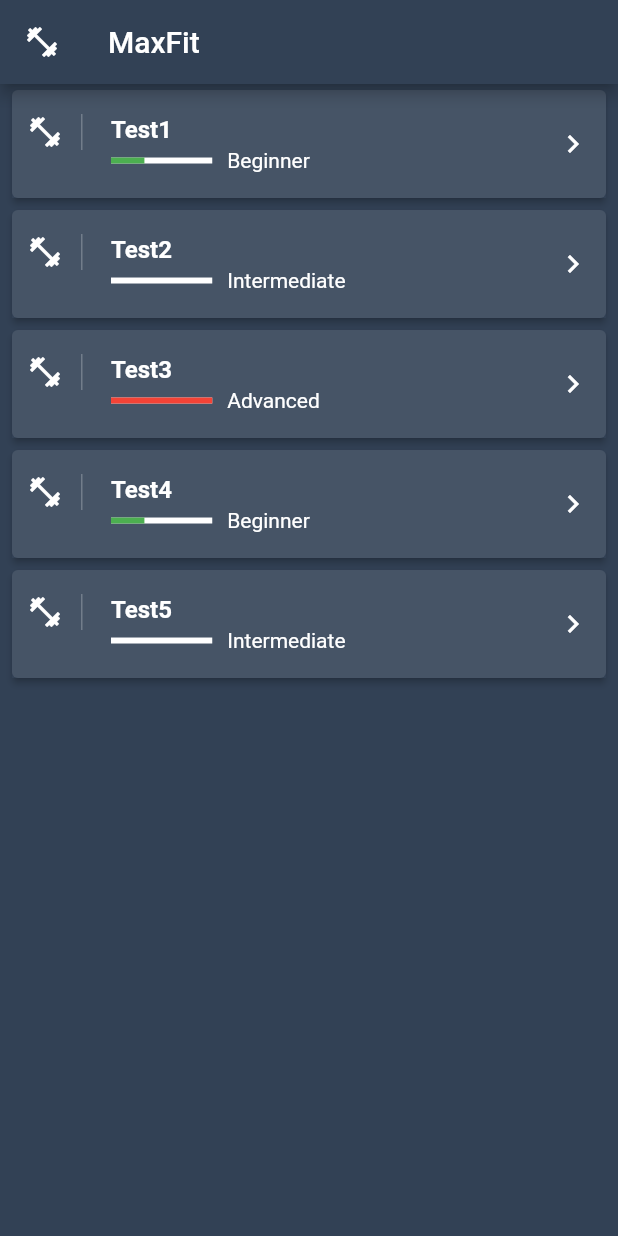
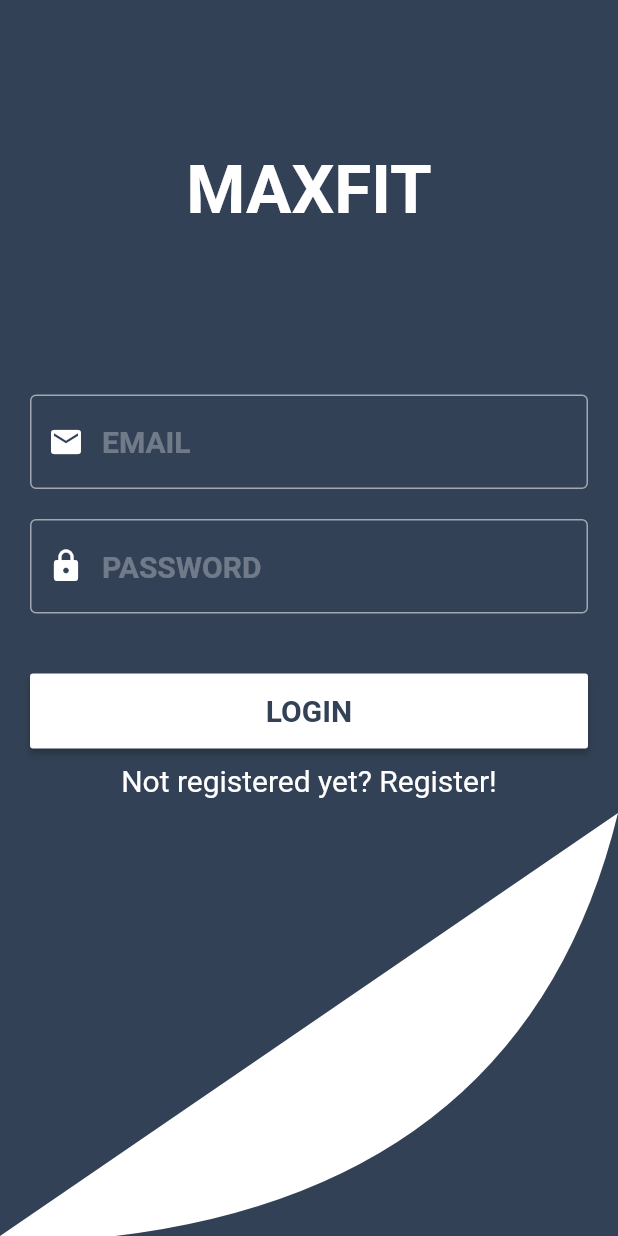
Before and after one commit to mirexdoors/flutter_firestore_app, a Flutter app: the screen it shows after launch, on a phone screen of 412 x 824 dp. Run offline on Flutter 3.47's test engine with Material 2 defaults, Android fonts, the phone set to English and light mode, and no system bars.

Commit message:
add auth screen

```diff
--- a/lib/main.dart
+++ b/lib/main.dart
@@ -1,5 +1,6 @@
 import 'package:flutter/material.dart';
-import 'workout.dart';
+import 'screens/home.dart';
+import 'screens/auth.dart';
 
 void main() => runApp(MaxFitApp());
 
@@ -13,132 +14,7 @@ class MaxFitApp extends StatelessWidget {
         primaryColor: Color.fromRGBO(50, 65, 85, 1),
         textTheme: TextTheme(headline6: TextStyle(color: Colors.white)),
       ),
-      home: HomePage(),
+      home: AuthorizationPage(),
     );
   }
 }
-
-class HomePage extends StatelessWidget {
-  @override
-  Widget build(BuildContext context) {
-    return Container(
-      child: Scaffold(
-        backgroundColor: Theme.of(context).primaryColor,
-        appBar:
-            AppBar(title: Text('MaxFit'), leading: Icon(Icons.fitness_center)),
-        body: WorkoutsList(),
-      ),
-    );
-  }
-}
-
-class WorkoutsList extends StatelessWidget {
-  final workouts = <Workout>[
-    Workout(
-        title: 'Test1',
-        author: 'Max',
-        description: 'Test Workout1',
-        level: 'Beginner'),
-    Workout(
-        title: 'Test2',
-        author: 'Max1',
-        description: 'Test Workout2',
-        level: 'Intermediate'),
-    Workout(
-        title: 'Test3',
-        author: 'Max2',
-        description: 'Test Workout3',
-        level: 'Advanced'),
-    Workout(
-        title: 'Test4',
-        author: 'Max3',
-        description: 'Test Workout4',
-        level: 'Beginner'),
-    Workout(
-        title: 'Test5',
-        author: 'Max4',
-        description: 'Test Workout5',
-        level: 'Intermediate'),
-  ];
-
-  @override
-  Widget build(BuildContext context) {
-    return Container(
-      child: Container(
-        child: ListView.builder(
-          itemBuilder: (context, index) {
-            return Card(
-              elevation: 2.0,
-              margin: EdgeInsets.symmetric(horizontal: 8, vertical: 4),
-              child: Container(
-                decoration:
-                    BoxDecoration(color: Color.fromRGBO(50, 65, 85, 0.9)),
-                child: ListTile(
-                  contentPadding: EdgeInsets.symmetric(horizontal: 10),
-                  leading: Container(
-                    padding: EdgeInsets.only(right: 12),
-                    decoration: BoxDecoration(
-                        border: Border(
-                            right:
-                                BorderSide(width: 1, color: Colors.white24))),
-                    child: Icon(Icons.fitness_center,
-                        color: Theme.of(context).textTheme.headline6.color),
-                  ),
-                  trailing: Icon(Icons.keyboard_arrow_right,
-                      color: Theme.of(context).textTheme.headline6.color),
-                  subtitle: getSubtitle(context, workouts[index]),
-                  title: Text(workouts[index].title,
-                      style: TextStyle(
-                          color: Theme.of(context).textTheme.headline6.color,
-                          fontWeight: FontWeight.bold)),
-                ),
-              ),
-            );
-          },
-          itemCount: workouts.length,
-        ),
-      ),
-    );
-  }
-}
-
-Widget getSubtitle(BuildContext context, Workout workout) {
-  var color = Colors.grey;
-  double indicatorLevel = 0;
-
-  switch (workout.level) {
-    case 'Beginner':
-      color = Colors.green;
-      indicatorLevel = 0.33;
-      break;
-    case 'intermediate':
-      color = Colors.yellow;
-      indicatorLevel = 0.66;
-      break;
-    case 'Advanced':
-      color = Colors.red;
-      indicatorLevel = 1;
-      break;
-  }
-
-  return Row(
-    children: <Widget>[
-      Expanded(
-        flex: 1,
-        child: LinearProgressIndicator(
-          backgroundColor: Theme.of(context).textTheme.headline6.color,
-          value: indicatorLevel,
-          valueColor: AlwaysStoppedAnimation(color),
-        ),
-      ),
-      SizedBox(width: 10),
-      Expanded(
-        flex: 3,
-        child: Text(
-          workout.level,
-          style: TextStyle(color: Theme.of(context).textTheme.headline6.color),
-        ),
-      )
-    ],
-  );
-}
--- /dev/null
+++ b/lib/screens/auth.dart
@@ -0,0 +1,193 @@
+import 'package:flutter/cupertino.dart';
+import 'package:flutter/material.dart';
+
+class AuthorizationPage extends StatefulWidget {
+  AuthorizationPage({Key key}) : super(key: key);
+
+  @override
+  _AuthorizationPage createState() => _AuthorizationPage();
+}
+
+class _AuthorizationPage extends State<AuthorizationPage> {
+  TextEditingController _emailController = TextEditingController();
+  TextEditingController _passwordController = TextEditingController();
+
+  String _email;
+  String _password;
+  bool showLogin = true;
+
+  @override
+  Widget build(BuildContext context) {
+    Widget _logo() {
+      return Padding(
+        padding: EdgeInsets.only(top: 100),
+        child: Container(
+          child: Align(
+              child: Text('MAXFIT', style: TextStyle(fontSize: 45, fontWeight: FontWeight.bold, color: Colors.white))),
+        ),
+      );
+    }
+
+    Widget _input(Icon icon, String hint, TextEditingController controller, bool isObscure) {
+      return Container(
+        padding: EdgeInsets.only(left: 20, right: 20),
+        child: TextField(
+          controller: controller,
+          obscureText: isObscure,
+          style: TextStyle(fontSize: 20, color: Colors.white),
+          decoration: InputDecoration(
+            hintStyle: TextStyle(fontWeight: FontWeight.bold, fontSize: 20, color: Colors.white30),
+            hintText: hint,
+            focusedBorder: OutlineInputBorder(
+              borderSide: BorderSide(color: Colors.white, width: 3),
+            ),
+            enabledBorder: OutlineInputBorder(
+              borderSide: BorderSide(color: Colors.white54, width: 1),
+            ),
+            prefixIcon: Padding(
+                padding: EdgeInsets.only(left: 10, right: 10),
+                child: IconTheme(
+                  data: IconThemeData(color: Colors.white),
+                  child: icon,
+                )),
+          ),
+        ),
+      );
+    }
+
+    Widget _button(String text, void func()) {
+      return RaisedButton(
+        onPressed: () {
+          func();
+        },
+        splashColor: Theme.of(context).primaryColor,
+        highlightColor: Theme.of(context).primaryColor,
+        color: Colors.white,
+        child: Text(text,
+            style: TextStyle(
+              fontWeight: FontWeight.bold,
+              color: Theme.of(context).primaryColor,
+              fontSize: 20,
+            )),
+      );
+    }
+
+    Widget _form(String label, void func()) {
+      return Container(
+        child: Column(
+          children: <Widget>[
+            Padding(
+              padding: EdgeInsets.only(bottom: 20, top: 10),
+              child: _input(Icon(Icons.email), 'EMAIL', _emailController, false),
+            ),
+            Padding(
+              padding: EdgeInsets.only(bottom: 20),
+              child: _input(Icon(Icons.lock), 'PASSWORD', _passwordController, true),
+            ),
+            SizedBox(
+              height: 20,
+            ),
+            Padding(
+              padding: EdgeInsets.only(left: 20, right: 20),
+              child: Container(
+                height: 50,
+                width: MediaQuery.of(context).size.width,
+                child: _button(label, func),
+              ),
+            )
+          ],
+        ),
+      );
+    }
+
+    ;
+
+    void _buttonAction() {
+      _email = _emailController.text;
+      _password = _passwordController.text;
+
+      _emailController.clear();
+      _passwordController.clear();
+    }
+
+    Widget _bottomWave() {
+      return Expanded(
+        child: Align(
+          child: ClipPath(
+            child: Container(
+              color: Colors.white,
+              height: 300,
+            ),
+            clipper: BottomWaveClipper(),
+          ),
+          alignment: Alignment.bottomCenter,
+        ),
+      );
+    }
+
+    return Scaffold(
+      backgroundColor: Theme.of(context).primaryColor,
+      body: Column(
+        children: <Widget>[
+          _logo(),
+          SizedBox(
+            height: 100,
+          ),
+          (showLogin
+              ? Column(
+                  children: <Widget>[
+                    _form('LOGIN', _buttonAction),
+                    Padding(
+                      padding: EdgeInsets.all(10),
+                      child: GestureDetector(
+                        child:
+                            Text('Not registered yet? Register!', style: TextStyle(fontSize: 20, color: Colors.white)),
+                        onTap: () {
+                          setState(() {
+                            showLogin = false;
+                          });
+                        },
+                      ),
+                    )
+                  ],
+                )
+              : Column(
+                  children: <Widget>[
+                    _form('REGISTER', _buttonAction),
+                    Padding(
+                      padding: EdgeInsets.all(10),
+                      child: GestureDetector(
+                        child: Text('Already Registed?', style: TextStyle(fontSize: 20, color: Colors.white)),
+                        onTap: () {
+                          setState(() {
+                            showLogin = true;
+                          });
+                        },
+                      ),
+                    )
+                  ],
+                )),
+          _bottomWave(),
+        ],
+      ),
+    );
+  }
+}
+
+class BottomWaveClipper extends CustomClipper<Path> {
+  @override
+  Path getClip(Size size) {
+    var path = Path();
+    path.moveTo(size.width, 0.0);
+    path.lineTo(0.0, size.height);
+    path.lineTo(0.0, size.height + 5);
+    var secondControlPoint = Offset(size.width - (size.width / 6), size.height);
+    var secondEndPoint = Offset(size.width, 0.0);
+    path.quadraticBezierTo(secondControlPoint.dx, secondControlPoint.dy, secondEndPoint.dx, secondEndPoint.dy);
+
+    return path;
+  }
+
+  @override
+  bool shouldReclip(CustomClipper<Path> oldClipper) => false;
+}
--- /dev/null
+++ b/lib/screens/home.dart
@@ -0,0 +1,127 @@
+import 'package:flutter/material.dart';
+import '../workout.dart';
+
+class HomePage extends StatelessWidget {
+  @override
+  Widget build(BuildContext context) {
+    return Container(
+      child: Scaffold(
+        backgroundColor: Theme.of(context).primaryColor,
+        appBar:
+        AppBar(title: Text('MaxFit'), leading: Icon(Icons.fitness_center)),
+        body: WorkoutsList(),
+      ),
+    );
+  }
+}
+
+class WorkoutsList extends StatelessWidget {
+  final workouts = <Workout>[
+    Workout(
+        title: 'Test1',
+        author: 'Max',
+        description: 'Test Workout1',
+        level: 'Beginner'),
+    Workout(
+        title: 'Test2',
+        author: 'Max1',
+        description: 'Test Workout2',
+        level: 'Intermediate'),
+    Workout(
+        title: 'Test3',
+        author: 'Max2',
+        description: 'Test Workout3',
+        level: 'Advanced'),
+    Workout(
+        title: 'Test4',
+        author: 'Max3',
+        description: 'Test Workout4',
+        level: 'Beginner'),
+    Workout(
+        title: 'Test5',
+        author: 'Max4',
+        description: 'Test Workout5',
+        level: 'Intermediate'),
+  ];
+
+  @override
+  Widget build(BuildContext context) {
+    return Container(
+      child: Container(
+        child: ListView.builder(
+          itemBuilder: (context, index) {
+            return Card(
+              elevation: 2.0,
+              margin: EdgeInsets.symmetric(horizontal: 8, vertical: 4),
+              child: Container(
+                decoration:
+                BoxDecoration(color: Color.fromRGBO(50, 65, 85, 0.9)),
+                child: ListTile(
+                  contentPadding: EdgeInsets.symmetric(horizontal: 10),
+                  leading: Container(
+                    padding: EdgeInsets.only(right: 12),
+                    decoration: BoxDecoration(
+                        border: Border(
+                            right:
+                            BorderSide(width: 1, color: Colors.white24))),
+                    child: Icon(Icons.fitness_center,
+                        color: Theme.of(context).textTheme.headline6.color),
+                  ),
+                  trailing: Icon(Icons.keyboard_arrow_right,
+                      color: Theme.of(context).textTheme.headline6.color),
+                  subtitle: getSubtitle(context, workouts[index]),
+                  title: Text(workouts[index].title,
+                      style: TextStyle(
+                          color: Theme.of(context).textTheme.headline6.color,
+                          fontWeight: FontWeight.bold)),
+                ),
+              ),
+            );
+          },
+          itemCount: workouts.length,
+        ),
+      ),
+    );
+  }
+}
+
+Widget getSubtitle(BuildContext context, Workout workout) {
+  var color = Colors.grey;
+  double indicatorLevel = 0;
+
+  switch (workout.level) {
+    case 'Beginner':
+      color = Colors.green;
+      indicatorLevel = 0.33;
+      break;
+    case 'intermediate':
+      color = Colors.yellow;
+      indicatorLevel = 0.66;
+      break;
+    case 'Advanced':
+      color = Colors.red;
+      indicatorLevel = 1;
+      break;
+  }
+
+  return Row(
+    children: <Widget>[
+      Expanded(
+        flex: 1,
+        child: LinearProgressIndicator(
+          backgroundColor: Theme.of(context).textTheme.headline6.color,
+          value: indicatorLevel,
+          valueColor: AlwaysStoppedAnimation(color),
+        ),
+      ),
+      SizedBox(width: 10),
+      Expanded(
+        flex: 3,
+        child: Text(
+          workout.level,
+          style: TextStyle(color: Theme.of(context).textTheme.headline6.color),
+        ),
+      )
+    ],
+  );
+}
```
